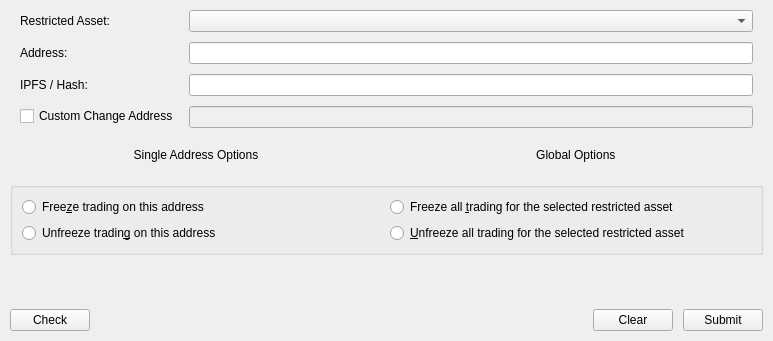
Old version of the form src/qt/forms/restrictedfreezeaddress.ui in the repository PaladeumBlockchain/Paladeum.
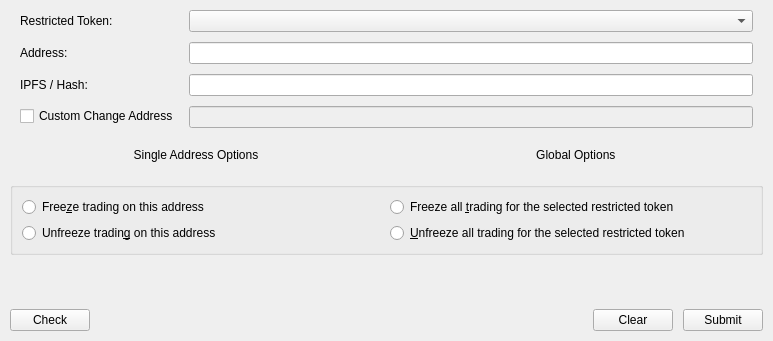
New version of the form. Custom widgets are drawn as their Qt base class.

Commit message: Rename asset -> token

```diff
--- a/src/qt/forms/restrictedfreezeaddress.ui
+++ b/src/qt/forms/restrictedfreezeaddress.ui
@@ -46,7 +46,7 @@
      <item row="1" column="0">
       <widget class="QLabel" name="labelRestricted">
        <property name="text">
-        <string>Restricted Asset:</string>
+        <string>Restricted Token:</string>
        </property>
       </widget>
      </item>
@@ -153,14 +153,14 @@
             <item>
              <widget class="QRadioButton" name="radioButtonGlobalFreeze">
               <property name="text">
-               <string>Freeze all &amp;trading for the selected restricted asset</string>
+               <string>Freeze all &amp;trading for the selected restricted token</string>
               </property>
              </widget>
             </item>
             <item>
              <widget class="QRadioButton" name="radioButtonGlobalUnfreeze">
               <property name="text">
-               <string>&amp;Unfreeze all trading for the selected restricted asset</string>
+               <string>&amp;Unfreeze all trading for the selected restricted token</string>
               </property>
              </widget>
             </item>
```
Left out of the diff: 6 changed lines with no effect on the pictures. The commit also changes 278 other files.
